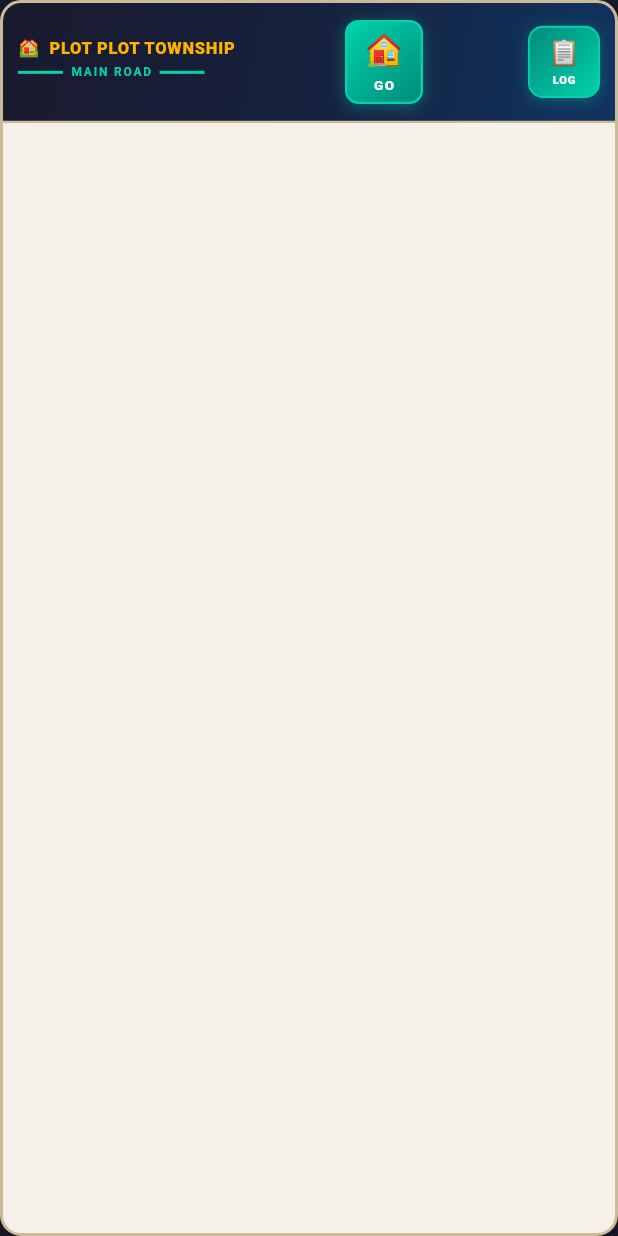
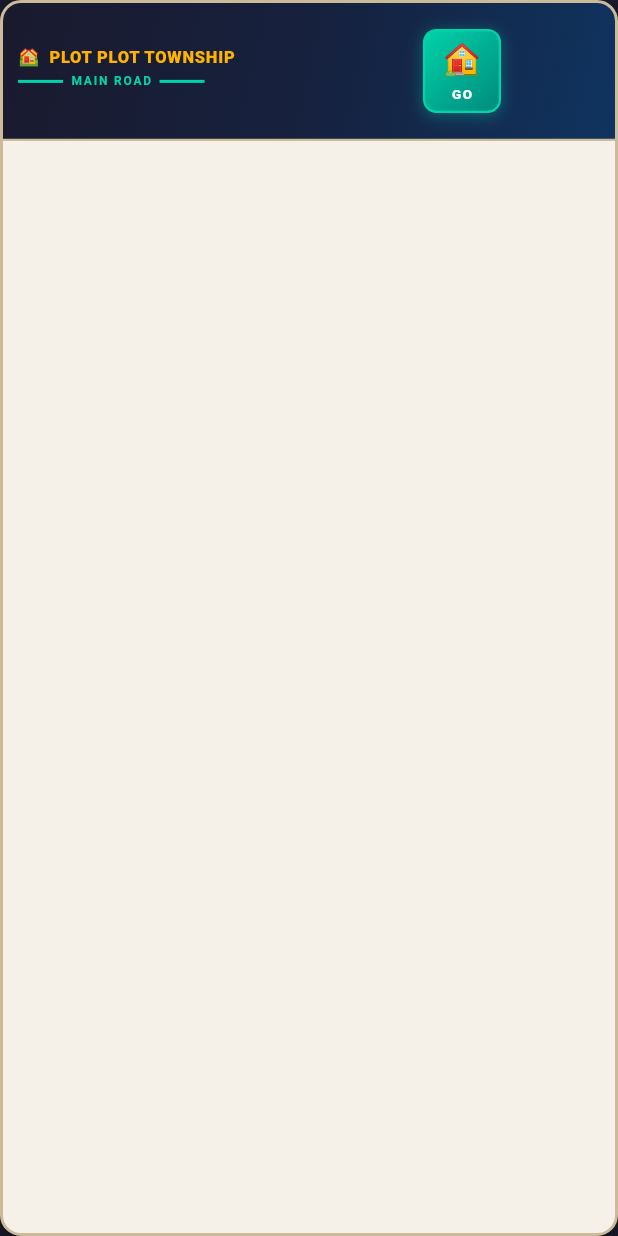
Before and after one commit to vijaybore/plot-plot, a Flutter app: the GameBoardWidget widget shown alone on an empty page, opened directly with empty values, on a phone screen of 412 x 824 dp. Run offline on Flutter 3.47's test engine with Material 3 defaults, Android fonts, the phone set to English and light mode, and no system bars; our stand-ins replace equatable, flutter_riverpod.

Commit message:
board update

```diff
--- a/lib/features/game/presentation/widgets/board/game_board_widget.dart
+++ b/lib/features/game/presentation/widgets/board/game_board_widget.dart
@@ -4,13 +4,14 @@ import '../../../../../features/game/domain/models/tile_model.dart';
 import '../../../../../features/game/domain/models/player_model.dart';
 import 'board_tile_widget.dart';
 
-class GameBoardWidget extends StatelessWidget {
+class GameBoardWidget extends StatefulWidget {
   final List<TileModel> tiles;
   final List<PlayerModel> players;
   final Widget centerWidget;          // dice area shown in header
   final VoidCallback? onLogTap;
   final Set<int> highlightedTiles;    // positions being traversed (animation)
   final String? currentPlayerId;      // whose turn it is — for traffic light
+  final void Function(TileModel)? onTileTap;
 
   const GameBoardWidget({
     super.key,
@@ -21,10 +22,53 @@ class GameBoardWidget extends StatelessWidget {
     this.onLogTap,
     this.highlightedTiles = const {},
     this.currentPlayerId,
+    this.onTileTap,
   });
 
   @override
+  State<GameBoardWidget> createState() => _GameBoardWidgetState();
+}
+
+class _GameBoardWidgetState extends State<GameBoardWidget> {
+  final GlobalKey _activeTileKey = GlobalKey();
+  int? _lastCenteredPosition;
+
+  // Automatic camera pan: whenever the active player's board position
+  // changes (their turn starts / they move), smoothly scroll both the
+  // lane's horizontal strip and the board's vertical list so their tile
+  // is brought into view without the user having to hunt for it.
+  void _panToActiveTileIfNeeded(int? position) {
+    if (position == null || position == _lastCenteredPosition) return;
+    _lastCenteredPosition = position;
+    WidgetsBinding.instance.addPostFrameCallback((_) {
+      final ctx = _activeTileKey.currentContext;
+      if (ctx != null) {
+        Scrollable.ensureVisible(
+          ctx,
+          duration: const Duration(milliseconds: 550),
+          curve: Curves.easeInOutCubic,
+          alignment: 0.5,
+        );
+      }
+    });
+  }
+
+  @override
   Widget build(BuildContext context) {
+    final tiles = widget.tiles;
+    final players = widget.players;
+    final centerWidget = widget.centerWidget;
+    final onLogTap = widget.onLogTap;
+    final highlightedTiles = widget.highlightedTiles;
+    final currentPlayerId = widget.currentPlayerId;
+
+    int? currentPosition;
+    if (currentPlayerId != null) {
+      final matches = players.where((p) => p.id == currentPlayerId);
+      currentPosition = matches.isEmpty ? null : matches.first.position;
+    }
+    _panToActiveTileIfNeeded(currentPosition);
+
     final Map<int, List<TileModel>> byLane = {};
     for (final t in tiles) {
       (byLane[t.lane] ??= []).add(t);
@@ -69,6 +113,9 @@ class GameBoardWidget extends StatelessWidget {
                       isLast: ln == laneNums.last,
                       highlightedTiles: highlightedTiles,
                       currentPlayerId: currentPlayerId,
+                      activeTileKey: _activeTileKey,
+                      activeTilePosition: currentPosition,
+                      onTileTap: widget.onTileTap,
                     )),
                     const SizedBox(height: 6),
                   ],
@@ -82,7 +129,7 @@ class GameBoardWidget extends StatelessWidget {
   }
 
   List<PlayerModel> _playersAt(int idx) =>
-      players.where((p) => p.position == idx).toList();
+      widget.players.where((p) => p.position == idx).toList();
 }
 
 // ── Main Road Header ──────────────────────────────────────────────────────────
@@ -102,7 +149,7 @@ class _MainRoadHeader extends StatelessWidget {
   @override
   Widget build(BuildContext context) {
     return Container(
-      height: 80,
+      height: 92,
       decoration: const BoxDecoration(
         gradient: LinearGradient(
           colors: [Color(0xFF1A1A2E), Color(0xFF16213E), Color(0xFF0F3460)],
@@ -186,54 +233,22 @@ class _MainRoadHeader extends StatelessWidget {
 
           // GO tile
           _GoTile(),
-          const SizedBox(width: 6),
+          const SizedBox(width: 8),
 
-          // Dice area (compact)
+          // Dice area (compact) — tall enough for the dice PLUS the
+          // END / action label that appears underneath it once an event
+          // resolves. The old fixed 58×58 box was too short for that
+          // second line, which is exactly what produced the
+          // "BOTTOM OVERFLOWED" warning under the LOG button.
           SizedBox(
             width: 58,
-            height: 58,
+            height: 76,
             child: diceWidget,
           ),
-          const SizedBox(width: 6),
-
-          // LOG button
-          GestureDetector(
-            onTap: onLogTap,
-            child: Container(
-              width: 48,
-              height: 48,
-              decoration: BoxDecoration(
-                gradient: const LinearGradient(
-                  colors: [Color(0xFF00897B), Color(0xFF00D4AA)],
-                  begin: Alignment.topLeft,
-                  end: Alignment.bottomRight,
-                ),
-                borderRadius: BorderRadius.circular(10),
-                border: Border.all(color: AppColors.secondary, width: 1.2),
-                boxShadow: [
-                  BoxShadow(
-                    color: AppColors.secondary.withValues(alpha: 0.3),
-                    blurRadius: 8,
-                    offset: const Offset(0, 2),
-                  ),
-                ],
-              ),
-              child: const Column(
-                mainAxisAlignment: MainAxisAlignment.center,
-                children: [
-                  Text('📋', style: TextStyle(fontSize: 16)),
-                  SizedBox(height: 1),
-                  Text('LOG',
-                      style: TextStyle(
-                          color: Colors.white,
-                          fontSize: 7.5,
-                          fontWeight: FontWeight.w900,
-                          letterSpacing: 0.5)),
-                ],
-              ),
-            ),
-          ),
           const SizedBox(width: 10),
+          // NOTE: the LOG button used to be duplicated here AND in the
+          // top app bar. There is now exactly one Log button — the
+          // high-contrast teal one in the top-right app header.
         ],
       ),
     );
@@ -285,6 +300,9 @@ class _LaneSection extends StatelessWidget {
   final bool isLast;
   final Set<int> highlightedTiles;
   final String? currentPlayerId;
+  final GlobalKey? activeTileKey;
+  final int? activeTilePosition;
+  final void Function(TileModel)? onTileTap;
 
   const _LaneSection({
     required this.laneNumber,
@@ -293,6 +311,9 @@ class _LaneSection extends StatelessWidget {
     required this.isLast,
     required this.highlightedTiles,
     this.currentPlayerId,
+    this.activeTileKey,
+    this.activeTilePosition,
+    this.onTileTap,
   });
 
   @override
@@ -301,6 +322,7 @@ class _LaneSection extends StatelessWidget {
     children: [
       _header(),
       _tileRow(),
+      if (!isLast) _road(),
     ],
   );
 
@@ -364,7 +386,7 @@ class _LaneSection extends StatelessWidget {
           final onTile = allPlayers
               .where((p) => p.position == tile.index)
               .toList();
-          return PlotTileCard(
+          final card = PlotTileCard(
             tile: tile,
             players: onTile,
             allPlayers: allPlayers,
@@ -372,9 +394,56 @@ class _LaneSection extends StatelessWidget {
             width: 110,
             height: 130,
             currentPlayerId: currentPlayerId,
+            onTap: onTileTap == null ? null : () => onTileTap!(tile),
           );
+          // Tag the active player's current tile so the board can
+          // auto-scroll (both lanes + horizontal strip) to bring it
+          // into view the moment their turn starts.
+          if (activeTilePosition != null && tile.index == activeTilePosition) {
+            return KeyedSubtree(key: activeTileKey, child: card);
+          }
+          return card;
         }).toList(),
       ),
+    ),
+  );
+
+  Widget _road() => Container(
+    height: 24,
+    decoration: const BoxDecoration(
+      gradient: LinearGradient(
+        colors: [Color(0xFFD4C9B0), Color(0xFFC5B99A), Color(0xFFD4C9B0)],
+        begin: Alignment.centerLeft,
+        end: Alignment.centerRight,
+      ),
+    ),
+    child: Stack(
+      alignment: Alignment.center,
+      children: [
+        Row(
+          mainAxisAlignment: MainAxisAlignment.spaceEvenly,
+          children: List.generate(14, (i) => Container(
+            width: 14, height: 2.5,
+            color: Colors.white.withValues(alpha: 0.45),
+          )),
+        ),
+        Container(
+          padding: const EdgeInsets.symmetric(horizontal: 10, vertical: 2),
+          decoration: BoxDecoration(
+            color: Colors.white.withValues(alpha: 0.12),
+            borderRadius: BorderRadius.circular(4),
+          ),
+          child: const Text(
+            'INTERNAL ROAD',
+            style: TextStyle(
+              color: Color(0xFF6D5B3B),
+              fontSize: 7,
+              fontWeight: FontWeight.w700,
+              letterSpacing: 1.8,
+            ),
+          ),
+        ),
+      ],
     ),
   );
 
```
Also changed, not shown: lib/features/game/presentation/screens/game_screen.dart (+72 -28 lines), lib/features/game/presentation/widgets/board/board_tile_widget.dart (+33 -13 lines).
